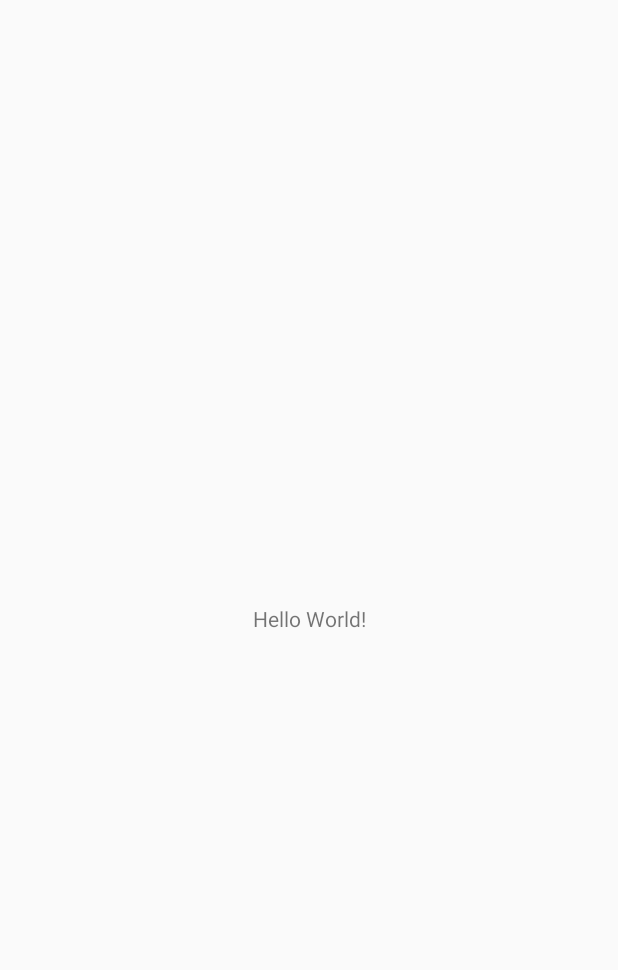
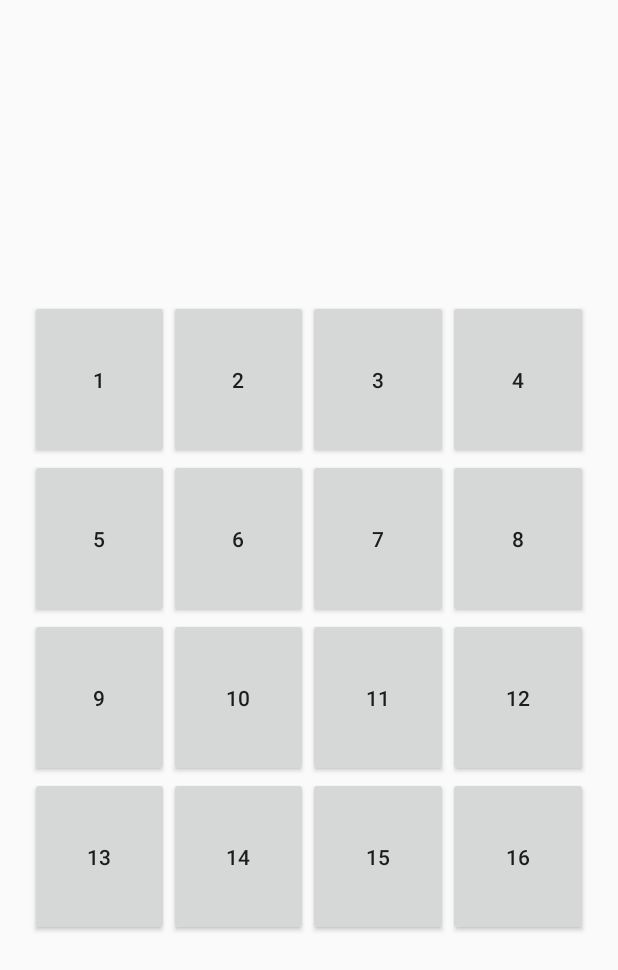
Before and after one commit to Mutaaa/kotlinsimplegame, an Android app: the screen it shows after launch (MainActivity), on a phone screen of 412 x 824 dp. Before the commit the part shown is almost empty. Shown: the top 970 px of the screen. Run offline under Robolectric (Android 15) with nearby library versions, the phone set to English and light mode, and no system bars.

Commit message:
game layout

```diff
--- a/1verProject/app/src/main/AndroidManifest.xml
+++ b/1verProject/app/src/main/AndroidManifest.xml
@@ -3,9 +3,6 @@
     package="com.example.androidgame">
 
     <application
-
-        android:screenOrientation="landscape"
-
         android:allowBackup="true"
         android:icon="@mipmap/ic_launcher"
         android:label="@string/app_name"
--- a/1verProject/app/src/main/res/layout/activity_main.xml
+++ b/1verProject/app/src/main/res/layout/activity_main.xml
@@ -6,13 +6,159 @@
     android:layout_height="match_parent"
     tools:context=".MainActivity">
 
-    <TextView
-        android:layout_width="wrap_content"
-        android:layout_height="wrap_content"
-        android:text="Hello World!"
+    <TableLayout
+        android:layout_width="match_parent"
+        android:layout_height="0dp"
+        android:layout_marginLeft="20dp"
+        android:layout_marginTop="200dp"
+        android:layout_marginRight="20dp"
+        android:layout_marginBottom="200dp"
         app:layout_constraintBottom_toBottomOf="parent"
         app:layout_constraintLeft_toLeftOf="parent"
         app:layout_constraintRight_toRightOf="parent"
-        app:layout_constraintTop_toTopOf="parent" />
+        app:layout_constraintTop_toTopOf="parent"
+        app:layout_goneMarginTop="8dp">
+
+        <TableRow
+            android:layout_width="match_parent"
+            android:layout_height="0dp"
+            android:layout_weight="1"
+            android:gravity="center">
+
+            <Button
+                android:id="@+id/btn1"
+                android:layout_width="0dp"
+                android:layout_height="match_parent"
+                android:layout_weight="1"
+                android:text="1" />
+
+            <Button
+                android:id="@+id/btn2"
+                android:layout_width="0dp"
+                android:layout_height="match_parent"
+                android:layout_weight="1"
+                android:text="2" />
+
+            <Button
+                android:id="@+id/btn3"
+                android:layout_width="0dp"
+                android:layout_height="match_parent"
+                android:layout_weight="1"
+                android:text="3" />
+
+            <Button
+                android:id="@+id/btn4"
+                android:layout_width="0dp"
+                android:layout_height="match_parent"
+                android:layout_weight="1"
+                android:text="4" />
+        </TableRow>
+
+        <TableRow
+            android:layout_width="match_parent"
+            android:layout_height="0dp"
+            android:layout_weight="1"
+            android:gravity="center">
+
+            <Button
+                android:id="@+id/btn5"
+                android:layout_width="0dp"
+                android:layout_height="match_parent"
+                android:layout_weight="1"
+                android:text="5" />
+
+            <Button
+                android:id="@+id/btn6"
+                android:layout_width="0dp"
+                android:layout_height="match_parent"
+                android:layout_weight="1"
+                android:text="6" />
+
+            <Button
+                android:id="@+id/btn7"
+                android:layout_width="0dp"
+                android:layout_height="match_parent"
+                android:layout_weight="1"
+                android:text="7" />
+
+            <Button
+                android:id="@+id/btn8"
+                android:layout_width="0dp"
+                android:layout_height="match_parent"
+                android:layout_weight="1"
+                android:text="8" />
+        </TableRow>
+
+        <TableRow
+            android:layout_width="match_parent"
+            android:layout_height="0dp"
+            android:layout_weight="1"
+            android:gravity="center">
+
+            <Button
+                android:id="@+id/btn9"
+                android:layout_width="0dp"
+                android:layout_height="match_parent"
+                android:layout_weight="1"
+                android:text="9" />
+
+            <Button
+                android:id="@+id/btn10"
+                android:layout_width="0dp"
+                android:layout_height="match_parent"
+                android:layout_weight="1"
+                android:text="10" />
+
+            <Button
+                android:id="@+id/btn11"
+                android:layout_width="0dp"
+                android:layout_height="match_parent"
+                android:layout_weight="1"
+                android:text="11" />
+
+            <Button
+                android:id="@+id/btn12"
+                android:layout_width="0dp"
+                android:layout_height="match_parent"
+                android:layout_weight="1"
+                android:text="12" />
+        </TableRow>
+
+        <TableRow
+            android:layout_width="match_parent"
+            android:layout_height="0dp"
+            android:layout_weight="1"
+            android:gravity="center">
+
+            <Button
+                android:id="@+id/btn13"
+                android:layout_width="0dp"
+                android:layout_height="match_parent"
+                android:layout_weight="1"
+                android:text="13" />
+
+            <Button
+                android:id="@+id/btn14"
+                android:layout_width="0dp"
+                android:layout_height="match_parent"
+                android:layout_weight="1"
+                android:text="14" />
+
+            <Button
+                android:id="@+id/btn15"
+                android:layout_width="0dp"
+                android:layout_height="match_parent"
+                android:layout_weight="1"
+                android:text="15" />
+
+            <Button
+                android:id="@+id/btn16"
+                android:layout_width="0dp"
+                android:layout_height="match_parent"
+                android:layout_weight="1"
+                android:text="16" />
+        </TableRow>
+
+    </TableLayout>
 
 </androidx.constraintlayout.widget.ConstraintLayout>
```
